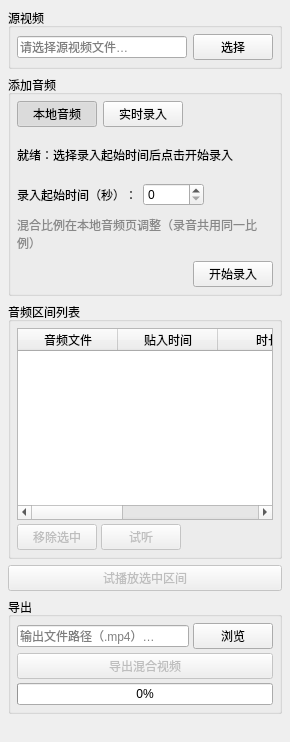
Before: the Qt Designer form src/audiomixpanel.ui in johnjiamzhong-project/RambosPlayer, drawn with Qt 5.
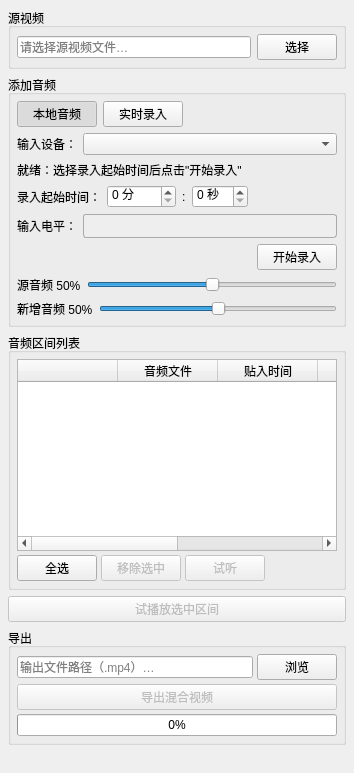
After: the same form once the commit is applied. The open tabs and pages were chosen to show the change.

Commit message: @ feat: 音频混合面板全面增强 + UI 互斥优化 + 视频解码 flush 修复

What changed in the file:
```diff
--- a/src/audiomixpanel.ui
+++ b/src/audiomixpanel.ui
@@ -145,35 +145,26 @@
            <layout class="QHBoxLayout">
             <item>
              <widget class="QLabel">
-              <property name="text"><string>贴入视频时间（秒）：</string></property>
+              <property name="text"><string>贴入视频时间：</string></property>
              </widget>
             </item>
             <item>
-             <widget class="QSpinBox" name="videoStartSpin">
+             <widget class="QSpinBox" name="videoStartMinSpin">
               <property name="minimum"><number>0</number></property>
-              <property name="maximum"><number>99999</number></property>
+              <property name="maximum"><number>9999</number></property>
+              <property name="suffix"><string> 分</string></property>
              </widget>
             </item>
             <item>
-             <spacer>
-              <property name="orientation"><enum>Qt::Horizontal</enum></property>
-              <property name="sizeHint" stdset="0"><size><width>40</width><height>20</height></size></property>
-             </spacer>
-            </item>
-           </layout>
-          </item>
-
-          <item>
-           <layout class="QHBoxLayout">
-            <item>
              <widget class="QLabel">
-              <property name="text"><string>使用时长（秒，0=全部）：</string></property>
+              <property name="text"><string>:</string></property>
              </widget>
             </item>
             <item>
-             <widget class="QSpinBox" name="audioDurationSpin">
+             <widget class="QSpinBox" name="videoStartSecSpin">
               <property name="minimum"><number>0</number></property>
-              <property name="maximum"><number>99999</number></property>
+              <property name="maximum"><number>59</number></property>
+              <property name="suffix"><string> 秒</string></property>
              </widget>
             </item>
             <item>
@@ -188,38 +179,35 @@
           <item>
            <layout class="QHBoxLayout">
             <item>
-             <widget class="QLabel" name="srcVolLabel">
-              <property name="text"><string>源音频 50%</string></property>
-              <property name="minimumWidth"><number>85</number></property>
+             <widget class="QLabel">
+              <property name="text"><string>使用时长（0:00=全部）：</string></property>
              </widget>
             </item>
             <item>
-             <widget class="QSlider" name="srcVolSlider">
-              <property name="orientation"><enum>Qt::Horizontal</enum></property>
+             <widget class="QSpinBox" name="audioDurMinSpin">
               <property name="minimum"><number>0</number></property>
-              <property name="maximum"><number>100</number></property>
-              <property name="value"><number>50</number></property>
+              <property name="maximum"><number>9999</number></property>
+              <property name="suffix"><string> 分</string></property>
              </widget>
             </item>
-           </layout>
-          </item>
-
-          <item>
-           <layout class="QHBoxLayout">
             <item>
-             <widget class="QLabel" name="mixVolLabel">
-              <property name="text"><string>新增音频 50%</string></property>
-              <property name="minimumWidth"><number>85</number></property>
+             <widget class="QLabel">
+              <property name="text"><string>:</string></property>
              </widget>
             </item>
             <item>
-             <widget class="QSlider" name="mixVolSlider">
-              <property name="orientation"><enum>Qt::Horizontal</enum></property>
+             <widget class="QSpinBox" name="audioDurSecSpin">
               <property name="minimum"><number>0</number></property>
-              <property name="maximum"><number>100</number></property>
-              <property name="value"><number>50</number></property>
+              <property name="maximum"><number>59</number></property>
+              <property name="suffix"><string> 秒</string></property>
              </widget>
             </item>
+            <item>
+             <spacer>
+              <property name="orientation"><enum>Qt::Horizontal</enum></property>
+              <property name="sizeHint" stdset="0"><size><width>40</width><height>20</height></size></property>
+             </spacer>
+            </item>
            </layout>
           </item>
 
@@ -254,9 +242,33 @@
            <number>6</number>
           </property>
 
+          <!-- 输入设备选择 -->
+          <item>
+           <layout class="QHBoxLayout">
+            <item>
+             <widget class="QLabel">
+              <property name="text"><string>输入设备：</string></property>
+             </widget>
+            </item>
+            <item>
+             <widget class="QComboBox" name="recDeviceCombo">
+              <property name="sizePolicy">
+               <sizepolicy hsizetype="Expanding" vsizetype="Fixed">
+                <horstretch>0</horstretch>
+                <verstretch>0</verstretch>
+               </sizepolicy>
+              </property>
+              <property name="toolTip">
+               <string>选择麦克风输入设备</string>
+              </property>
+             </widget>
+            </item>
+           </layout>
+          </item>
+
           <item>
            <widget class="QLabel" name="recStatusLabel">
-            <property name="text"><string>就绪：选择录入起始时间后点击开始录入</string></property>
+            <property name="text"><string>就绪：选择录入起始时间后点击"开始录入"</string></property>
             <property name="wordWrap"><bool>true</bool></property>
            </widget>
           </item>
@@ -265,13 +277,26 @@
            <layout class="QHBoxLayout">
             <item>
              <widget class="QLabel">
-              <property name="text"><string>录入起始时间（秒）：</string></property>
+              <property name="text"><string>录入起始时间：</string></property>
              </widget>
             </item>
             <item>
-             <widget class="QSpinBox" name="recVideoStartSpin">
+             <widget class="QSpinBox" name="recVideoStartMinSpin">
               <property name="minimum"><number>0</number></property>
-              <property name="maximum"><number>99999</number></property>
+              <property name="maximum"><number>9999</number></property>
+              <property name="suffix"><string> 分</string></property>
+             </widget>
+            </item>
+            <item>
+             <widget class="QLabel">
+              <property name="text"><string>:</string></property>
+             </widget>
+            </item>
+            <item>
+             <widget class="QSpinBox" name="recVideoStartSecSpin">
+              <property name="minimum"><number>0</number></property>
+              <property name="maximum"><number>59</number></property>
+              <property name="suffix"><string> 秒</string></property>
              </widget>
             </item>
             <item>
@@ -283,16 +308,26 @@
            </layout>
           </item>
 
+          <!-- 输入电平 -->
           <item>
-           <widget class="QLabel">
-            <property name="text">
-             <string>混合比例在本地音频页调整（录音共用同一比例）</string>
-            </property>
-            <property name="wordWrap"><bool>true</bool></property>
-            <property name="styleSheet">
-             <string>color: #888;</string>
-            </property>
-           </widget>
+           <layout class="QHBoxLayout">
+            <item>
+             <widget class="QLabel">
+              <property name="text"><string>输入电平：</string></property>
+             </widget>
+            </item>
+            <item>
+             <widget class="QProgressBar" name="recLevelBar">
+              <property name="maximum"><number>100</number></property>
+              <property name="value"><number>0</number></property>
+              <property name="textVisible"><bool>false</bool></property>
+              <property name="styleSheet">
+               <string>QProgressBar { border: 1px solid #aaa; border-radius: 3px; background: #eee; }
+QProgressBar::chunk { background: qlineargradient(x1:0,y1:0,x2:1,y2:0,stop:0 #4CAF50,stop:0.7 #8BC34A,stop:1 #F44336); border-radius: 2px; }</string>
+              </property>
+             </widget>
+            </item>
+           </layout>
           </item>
 
           <item>
@@ -319,6 +354,45 @@
        </widget>
       </item>
 
+      <!-- 音量比例：两个页面共用 -->
+      <item>
+       <layout class="QHBoxLayout">
+        <item>
+         <widget class="QLabel" name="srcVolLabel">
+          <property name="text"><string>源音频 50%</string></property>
+          <property name="minimumWidth"><number>85</number></property>
+         </widget>
+        </item>
+        <item>
+         <widget class="QSlider" name="srcVolSlider">
+          <property name="orientation"><enum>Qt::Horizontal</enum></property>
+          <property name="minimum"><number>0</number></property>
+          <property name="maximum"><number>100</number></property>
+          <property name="value"><number>50</number></property>
+         </widget>
+        </item>
+       </layout>
+      </item>
+
+      <item>
+       <layout class="QHBoxLayout">
+        <item>
+         <widget class="QLabel" name="mixVolLabel">
+          <property name="text"><string>新增音频 50%</string></property>
+          <property name="minimumWidth"><number>85</number></property>
+         </widget>
+        </item>
+        <item>
+         <widget class="QSlider" name="mixVolSlider">
+          <property name="orientation"><enum>Qt::Horizontal</enum></property>
+          <property name="minimum"><number>0</number></property>
+          <property name="maximum"><number>100</number></property>
+          <property name="value"><number>50</number></property>
+         </widget>
+        </item>
+       </layout>
+      </item>
+
      </layout>
     </widget>
    </item>
@@ -353,6 +427,9 @@
         <property name="alternatingRowColors">
          <bool>true</bool>
         </property>
+        <column>
+         <property name="text"><string/></property>
+        </column>
         <column>
          <property name="text"><string>音频文件</string></property>
         </column>
@@ -372,6 +449,16 @@
       </item>
       <item>
        <layout class="QHBoxLayout">
+        <item>
+         <widget class="QPushButton" name="selectRegionAllBtn">
+          <property name="text">
+           <string>全选</string>
+          </property>
+          <property name="maximumWidth">
+           <number>50</number>
+          </property>
+         </widget>
+        </item>
         <item>
          <widget class="QPushButton" name="removeRegionBtn">
           <property name="text">
```
The commit also changes 13 other files.
